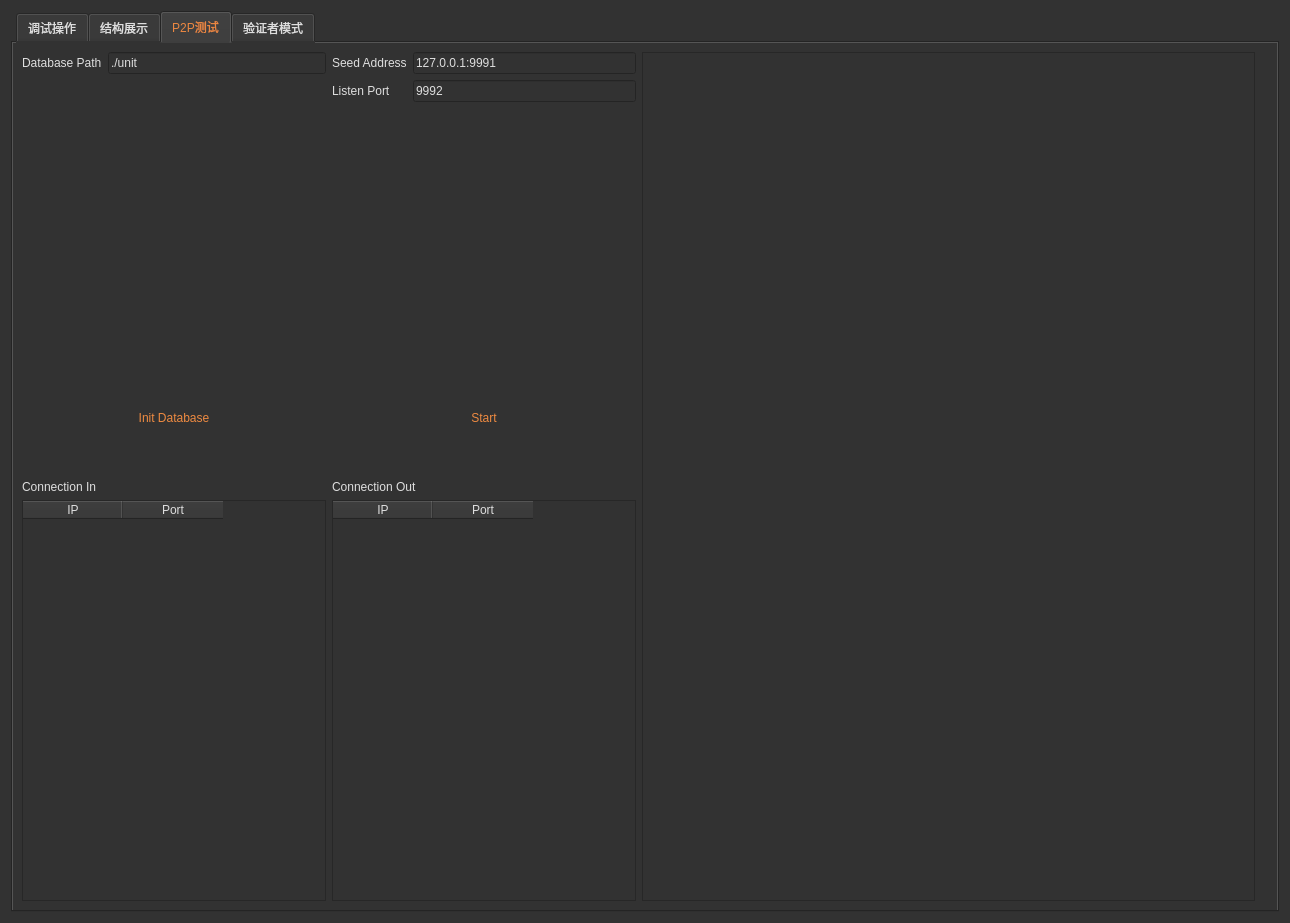
This is examples/store_example_main_widget.ui in Ambr-org/Ambr as Qt 5 draws it before an edit. The edited form follows.
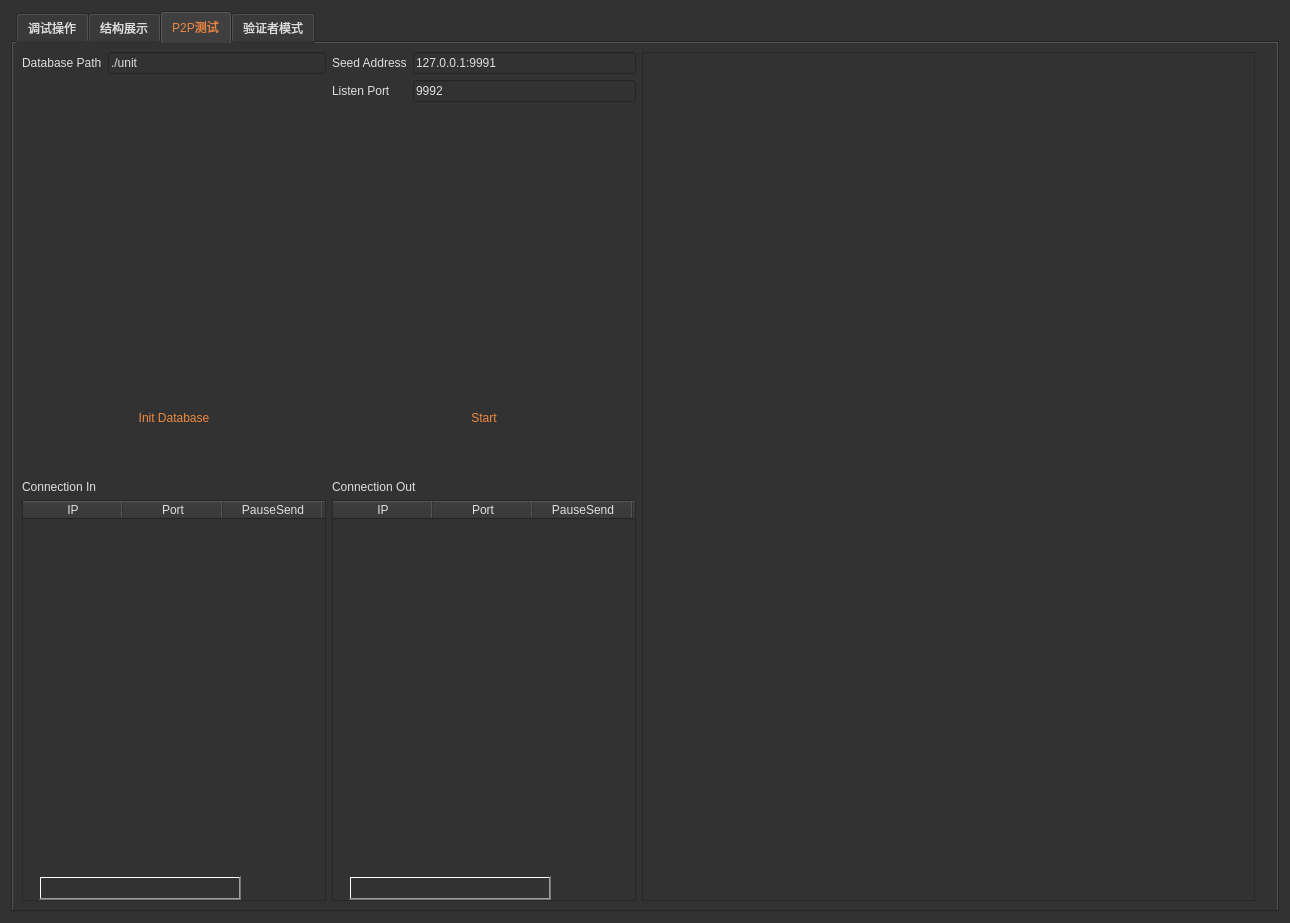
This is the edited form. The open tabs and pages were chosen to show the change. Icons and pictures are not drawn.

Commit message: could show pauseSend and pauseReceive for P2P module

```diff
--- a/examples/store_example_main_widget.ui
+++ b/examples/store_example_main_widget.ui
@@ -2399,6 +2399,16 @@
                    <string>Port</string>
                   </property>
                  </column>
+                 <column>
+                  <property name="text">
+                   <string>PauseSend</string>
+                  </property>
+                 </column>
+                 <column>
+                  <property name="text">
+                   <string>PauseReceive</string>
+                  </property>
+                 </column>
                 </widget>
                </item>
               </layout>
@@ -2424,6 +2434,16 @@
                    <string>Port</string>
                   </property>
                  </column>
+                 <column>
+                  <property name="text">
+                   <string>PauseSend</string>
+                  </property>
+                 </column>
+                 <column>
+                  <property name="text">
+                   <string>PauseReceive</string>
+                  </property>
+                 </column>
                 </widget>
                </item>
               </layout>
```
Left out of the diff: 8 changed lines with no effect on the pictures. The commit also changes 7 other files.
